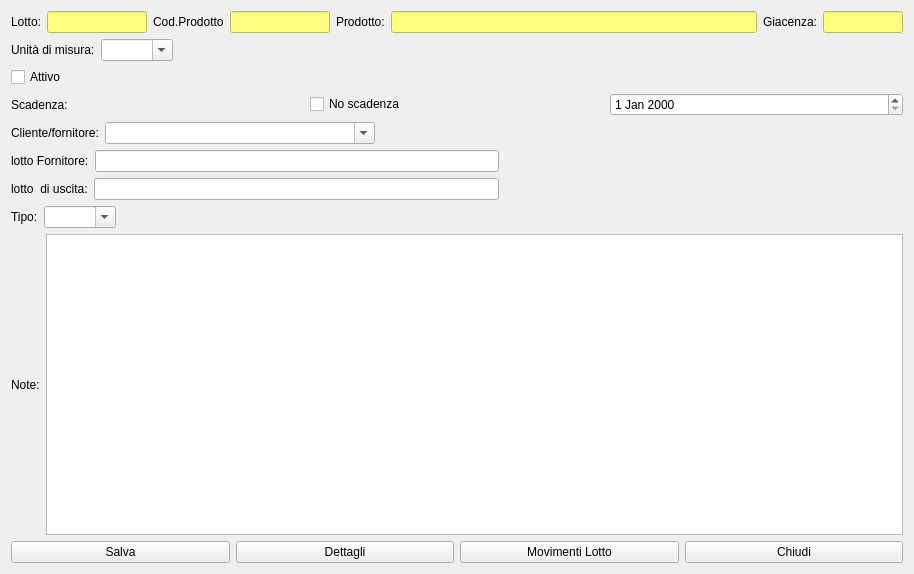
Before: the Qt Designer form hmodifylot.ui in fblabs/HamletMODSF, drawn with Qt 5.
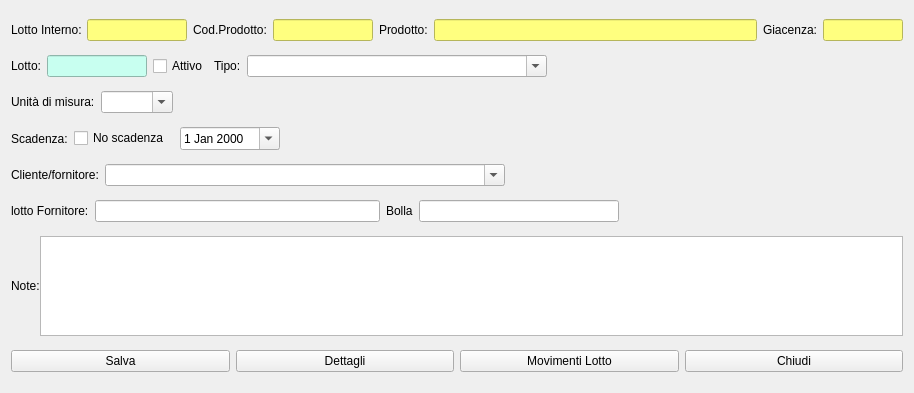
After: the same form once the commit is applied. Icons and pictures are not drawn.

Patch:
```diff
--- a/hmodifylot.ui
+++ b/hmodifylot.ui
@@ -10,7 +10,7 @@
     <x>0</x>
     <y>0</y>
     <width>914</width>
-    <height>574</height>
+    <height>393</height>
    </rect>
   </property>
   <property name="sizePolicy">
@@ -31,14 +31,20 @@
     <layout class="QHBoxLayout" name="horizontalLayout_3">
      <item>
       <widget class="QLabel" name="label">
+       <property name="minimumSize">
+        <size>
+         <width>60</width>
+         <height>0</height>
+        </size>
+       </property>
        <property name="maximumSize">
         <size>
-         <width>40</width>
+         <width>70</width>
          <height>16777215</height>
         </size>
        </property>
        <property name="text">
-        <string>Lotto:</string>
+        <string>Lotto Interno:</string>
        </property>
       </widget>
      </item>
@@ -61,7 +67,7 @@
      <item>
       <widget class="QLabel" name="label_12">
        <property name="text">
-        <string>Cod.Prodotto</string>
+        <string>Cod.Prodotto:</string>
        </property>
       </widget>
      </item>
@@ -141,6 +147,96 @@
      </item>
     </layout>
    </item>
+   <item>
+    <layout class="QHBoxLayout" name="horizontalLayout_5">
+     <item>
+      <widget class="QLabel" name="label_8">
+       <property name="text">
+        <string>Lotto:</string>
+       </property>
+      </widget>
+     </item>
+     <item>
+      <widget class="QLineEdit" name="leEan">
+       <property name="minimumSize">
+        <size>
+         <width>100</width>
+         <height>0</height>
+        </size>
+       </property>
+       <property name="maximumSize">
+        <size>
+         <width>100</width>
+         <height>16777215</height>
+        </size>
+       </property>
+       <property name="styleSheet">
+        <string notr="true">background-color: rgb(200, 255, 240);</string>
+       </property>
+      </widget>
+     </item>
+     <item>
+      <widget class="QCheckBox" name="cbAttivo">
+       <property name="text">
+        <string>Attivo</string>
+       </property>
+      </widget>
+     </item>
+     <item>
+      <layout class="QHBoxLayout" name="horizontalLayout_6">
+       <item>
+        <widget class="QLabel" name="label_9">
+         <property name="text">
+          <string>Tipo:</string>
+         </property>
+        </widget>
+       </item>
+       <item>
+        <widget class="QComboBox" name="cbtipo">
+         <property name="minimumSize">
+          <size>
+           <width>300</width>
+           <height>0</height>
+          </size>
+         </property>
+         <property name="editable">
+          <bool>true</bool>
+         </property>
+         <property name="insertPolicy">
+          <enum>QComboBox::NoInsert</enum>
+         </property>
+        </widget>
+       </item>
+       <item>
+        <spacer name="horizontalSpacer_4">
+         <property name="orientation">
+          <enum>Qt::Horizontal</enum>
+         </property>
+         <property name="sizeHint" stdset="0">
+          <size>
+           <width>40</width>
+           <height>20</height>
+          </size>
+         </property>
+        </spacer>
+       </item>
+      </layout>
+     </item>
+     <item>
+      <spacer name="horizontalSpacer_3">
+       <property name="orientation">
+        <enum>Qt::Horizontal</enum>
+       </property>
+       <property name="sizeHint" stdset="0">
+        <size>
+         <width>40</width>
+         <height>20</height>
+        </size>
+       </property>
+      </spacer>
+     </item>
+    </layout>
+   </item>
    <item>
     <layout class="QHBoxLayout" name="horizontalLayout_9">
      <item>
@@ -155,8 +251,14 @@
        <property name="editable">
         <bool>true</bool>
        </property>
+       <property name="currentIndex">
+        <number>-1</number>
+       </property>
        <property name="insertPolicy">
-        <enum>QComboBox::InsertAtBottom</enum>
+        <enum>QComboBox::NoInsert</enum>
+       </property>
+       <property name="sizeAdjustPolicy">
+        <enum>QComboBox::AdjustToContents</enum>
        </property>
       </widget>
      </item>
@@ -177,29 +279,69 @@
    </item>
    <item>
     <layout class="QGridLayout" name="gridLayout">
-     <item row="1" column="2">
-      <widget class="QDateEdit" name="deScad"/>
-     </item>
      <item row="1" column="0">
       <widget class="QLabel" name="label_4">
+       <property name="maximumSize">
+        <size>
+         <width>60</width>
+         <height>16777215</height>
+        </size>
+       </property>
        <property name="text">
         <string>Scadenza:</string>
        </property>
       </widget>
      </item>
+     <item row="1" column="2">
+      <widget class="QDateEdit" name="deScad">
+       <property name="minimumSize">
+        <size>
+         <width>100</width>
+         <height>0</height>
+        </size>
+       </property>
+       <property name="maximumSize">
+        <size>
+         <width>100</width>
+         <height>16777215</height>
+        </size>
+       </property>
+       <property name="calendarPopup">
+        <bool>true</bool>
+       </property>
+      </widget>
+     </item>
      <item row="1" column="1">
       <widget class="QCheckBox" name="cbScad">
+       <property name="minimumSize">
+        <size>
+         <width>100</width>
+         <height>0</height>
+        </size>
+       </property>
+       <property name="maximumSize">
+        <size>
+         <width>100</width>
+         <height>16777215</height>
+        </size>
+       </property>
        <property name="text">
         <string>No scadenza</string>
        </property>
       </widget>
      </item>
-     <item row="0" column="0">
-      <widget class="QCheckBox" name="cbAttivo">
-       <property name="text">
-        <string>Attivo</string>
+     <item row="1" column="4">
+      <spacer name="horizontalSpacer_6">
+       <property name="orientation">
+        <enum>Qt::Horizontal</enum>
        </property>
-      </widget>
+       <property name="sizeHint" stdset="0">
+        <size>
+         <width>40</width>
+         <height>20</height>
+        </size>
+       </property>
+      </spacer>
      </item>
     </layout>
    </item>
@@ -214,6 +356,12 @@
      </item>
      <item>
       <widget class="QComboBox" name="cbAnag">
+       <property name="minimumSize">
+        <size>
+         <width>400</width>
+         <height>0</height>
+        </size>
+       </property>
        <property name="editable">
         <bool>true</bool>
        </property>
@@ -252,6 +400,29 @@
      <item>
       <widget class="QLineEdit" name="leLotFornitore"/>
      </item>
+     <item>
+      <widget class="QLabel" name="label_10">
+       <property name="text">
+        <string>Bolla</string>
+       </property>
+      </widget>
+     </item>
+     <item>
+      <widget class="QLineEdit" name="leBolla">
+       <property name="minimumSize">
+        <size>
+         <width>200</width>
+         <height>0</height>
+        </size>
+       </property>
+       <property name="maximumSize">
+        <size>
+         <width>200</width>
+         <height>16777215</height>
+        </size>
+       </property>
+      </widget>
+     </item>
      <item>
       <spacer name="horizontalSpacer_2">
        <property name="orientation">
@@ -267,72 +438,14 @@
      </item>
     </layout>
    </item>
-   <item>
-    <layout class="QHBoxLayout" name="horizontalLayout_5">
-     <item>
-      <widget class="QLabel" name="label_8">
-       <property name="text">
-        <string>lotto  di uscita:</string>
-       </property>
-      </widget>
-     </item>
-     <item>
-      <widget class="QLineEdit" name="leEan"/>
-     </item>
-     <item>
-      <spacer name="horizontalSpacer_3">
-       <property name="orientation">
-        <enum>Qt::Horizontal</enum>
-       </property>
-       <property name="sizeHint" stdset="0">
-        <size>
-         <width>40</width>
-         <height>20</height>
-        </size>
-       </property>
-      </spacer>
-     </item>
-    </layout>
-   </item>
-   <item>
-    <layout class="QHBoxLayout" name="horizontalLayout_6">
-     <item>
-      <widget class="QLabel" name="label_9">
-       <property name="text">
-        <string>Tipo:</string>
-       </property>
-      </widget>
-     </item>
-     <item>
-      <widget class="QComboBox" name="cbtipo">
-       <property name="editable">
-        <bool>true</bool>
-       </property>
-       <property name="insertPolicy">
-        <enum>QComboBox::NoInsert</enum>
-       </property>
-      </widget>
-     </item>
-     <item>
-      <spacer name="horizontalSpacer_4">
-       <property name="orientation">
-        <enum>Qt::Horizontal</enum>
-       </property>
-       <property name="sizeHint" stdset="0">
-        <size>
-         <width>40</width>
-         <height>20</height>
-        </size>
-       </property>
-      </spacer>
-     </item>
-    </layout>
-   </item>
-   <item>
-    <layout class="QHBoxLayout" name="horizontalLayout_7"/>
-   </item>
    <item>
     <layout class="QHBoxLayout" name="horizontalLayout_8">
+     <property name="spacing">
+      <number>0</number>
+     </property>
+     <property name="sizeConstraint">
+      <enum>QLayout::SetMinimumSize</enum>
+     </property>
      <item>
       <widget class="QLabel" name="label_11">
        <property name="text">
@@ -341,7 +454,20 @@
       </widget>
      </item>
      <item>
-      <widget class="QPlainTextEdit" name="ptNote"/>
+      <widget class="QPlainTextEdit" name="ptNote">
+       <property name="sizePolicy">
+        <sizepolicy hsizetype="Expanding" vsizetype="Fixed">
+         <horstretch>0</horstretch>
+         <verstretch>0</verstretch>
+        </sizepolicy>
+       </property>
+       <property name="maximumSize">
+        <size>
+         <width>16777215</width>
+         <height>100</height>
+        </size>
+       </property>
+      </widget>
      </item>
     </layout>
    </item>
```
